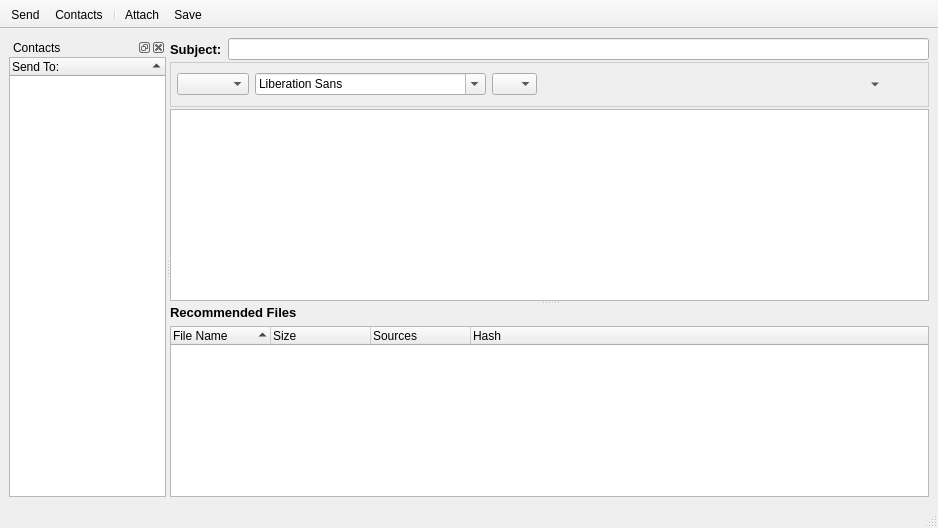
Before: the Qt Designer form retroshare-gui/src/gui/msgs/ChanMsgDialog.ui in RetroShare/RetroShare, drawn with Qt 5.
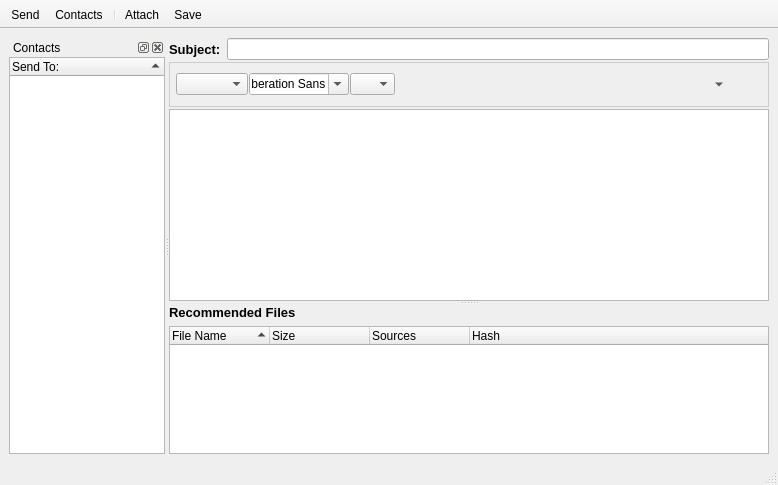
After: the same form once the commit is applied. Icons and pictures are not drawn.

```diff
--- a/retroshare-gui/src/gui/msgs/ChanMsgDialog.ui
+++ b/retroshare-gui/src/gui/msgs/ChanMsgDialog.ui
@@ -6,8 +6,8 @@
    <rect>
     <x>0</x>
     <y>0</y>
-    <width>874</width>
-    <height>528</height>
+    <width>769</width>
+    <height>485</height>
    </rect>
   </property>
   <property name="contextMenuPolicy">
@@ -157,11 +157,28 @@
             </property>
             <item row="0" column="0">
              <layout class="QGridLayout">
+              <property name="horizontalSpacing">
+               <number>1</number>
+              </property>
               <item row="0" column="0">
-               <widget class="QComboBox" name="comboStyle"/>
+               <widget class="QComboBox" name="comboStyle">
+                <property name="maximumSize">
+                 <size>
+                  <width>75</width>
+                  <height>16777215</height>
+                 </size>
+                </property>
+               </widget>
               </item>
               <item row="0" column="1">
-               <widget class="QFontComboBox" name="comboFont"/>
+               <widget class="QFontComboBox" name="comboFont">
+                <property name="maximumSize">
+                 <size>
+                  <width>100</width>
+                  <height>16777215</height>
+                 </size>
+                </property>
+               </widget>
               </item>
               <item row="0" column="2">
                <widget class="QComboBox" name="comboSize">
@@ -176,19 +193,6 @@
                 </property>
                </widget>
               </item>
-              <item row="0" column="15">
-               <spacer>
-                <property name="orientation">
-                 <enum>Qt::Horizontal</enum>
-                </property>
-                <property name="sizeHint" stdset="0">
-                 <size>
-                  <width>20</width>
-                  <height>24</height>
-                 </size>
-                </property>
-               </spacer>
-              </item>
               <item row="0" column="3">
                <widget class="QToolButton" name="blockquoteButton">
                 <property name="toolTip">
@@ -384,7 +388,7 @@
                 </property>
                </widget>
               </item>
-              <item row="0" column="10">
+              <item row="0" column="11">
                <widget class="QToolButton" name="colorbtn">
                 <property name="minimumSize">
                  <size>
@@ -409,7 +413,7 @@
                 </property>
                </widget>
               </item>
-              <item row="0" column="11">
+              <item row="0" column="12">
                <widget class="QToolButton" name="textalignmentbtn">
                 <property name="minimumSize">
                  <size>
@@ -443,7 +447,7 @@
                 </property>
                </widget>
               </item>
-              <item row="0" column="12">
+              <item row="0" column="13">
                <widget class="QToolButton" name="imagebtn">
                 <property name="minimumSize">
                  <size>
@@ -501,6 +505,42 @@
                 </property>
                </widget>
               </item>
+              <item row="0" column="16">
+               <spacer>
+                <property name="orientation">
+                 <enum>Qt::Horizontal</enum>
+                </property>
+                <property name="sizeHint" stdset="0">
+                 <size>
+                  <width>20</width>
+                  <height>24</height>
+                 </size>
+                </property>
+               </spacer>
+              </item>
+              <item row="0" column="10">
+               <widget class="QToolButton" name="splitPostButton">
+                <property name="toolTip">
+                 <string>Split text</string>
+                </property>
+                <property name="text">
+                 <string/>
+                </property>
+                <property name="icon">
+                 <iconset resource="../images.qrc">
+                  <normaloff>:/images/textedit/hi22-action-insert-more-mark.png</normaloff>:/images/textedit/hi22-action-insert-more-mark.png</iconset>
+                </property>
+                <property name="iconSize">
+                 <size>
+                  <width>22</width>
+                  <height>22</height>
+                 </size>
+                </property>
+                <property name="autoRaise">
+                 <bool>true</bool>
+                </property>
+               </widget>
+              </item>
              </layout>
             </item>
            </layout>
@@ -521,7 +561,7 @@
          </item>
         </layout>
        </widget>
-       <widget class="QWidget" name="layoutWidget">
+       <widget class="QWidget" name="layoutWidget_1">
         <layout class="QGridLayout" name="layoutrecommended">
          <property name="margin">
           <number>0</number>
```
Left out of the diff: 4 changed lines with no effect on the pictures.
